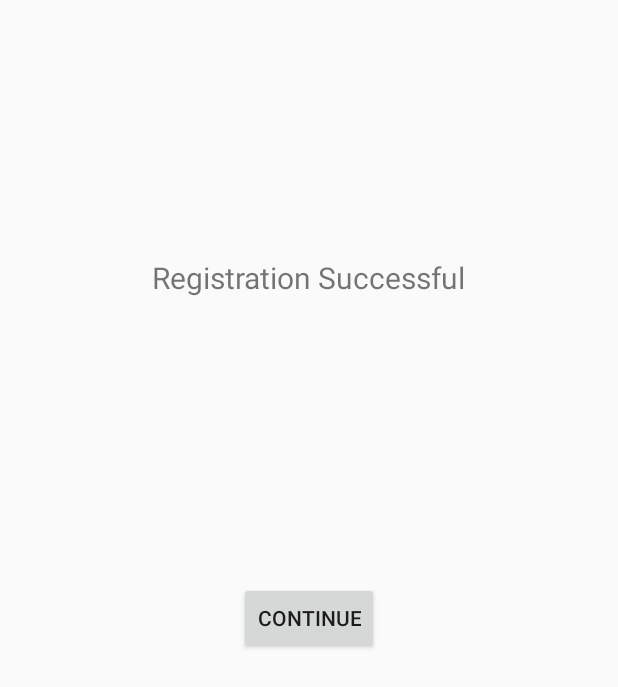
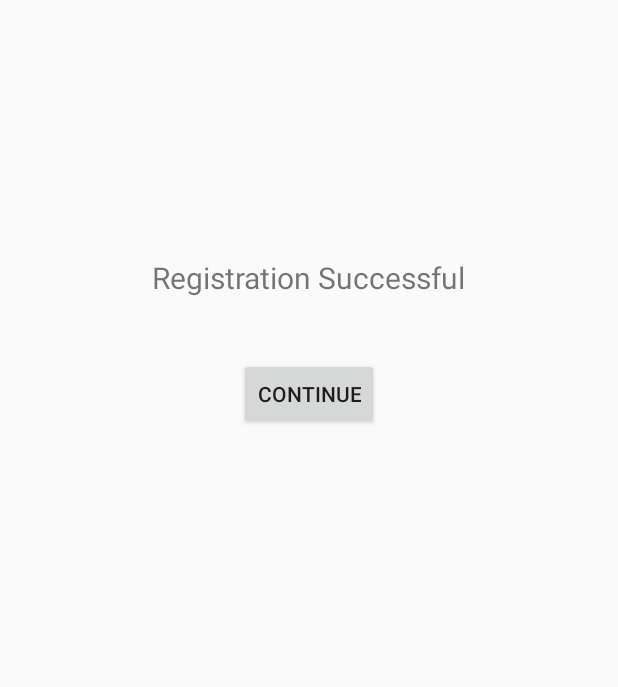
Before and after one commit to eirikst/master-frontend, an Android app: the WelcomeActivity screen opened directly, with no data from a screen before it, on a phone screen of 412 x 824 dp. Shown: the top 687 px of the screen. Run offline under Robolectric (Android 15) with nearby library versions, the phone set to English and light mode, and no system bars; our stand-ins replace ButterKnife.

Commit message:
Added welcome page and updated navigation

```diff
--- a/app/src/main/AndroidManifest.xml
+++ b/app/src/main/AndroidManifest.xml
@@ -28,7 +28,7 @@
         <activity android:name=".event.EventActivity">
         </activity>
         <activity android:name=".auth.register.RegisterActivity" />
-        <activity android:name=".auth.register.WelcomeActivity"></activity>
+        <activity android:name=".auth.register.welcome.WelcomeActivity"></activity>
     </application>
 
 </manifest>
--- a/app/src/main/java/com/andreasogeirik/master_frontend/auth/login/LoginActivity.java
+++ b/app/src/main/java/com/andreasogeirik/master_frontend/auth/login/LoginActivity.java
@@ -56,10 +56,9 @@ public class LoginActivity extends AppCompatActivity implements LoginView {
     @Override
     public void navigateToEventActivity(String cookie) {
         SessionManager.saveCookie(this, cookie);
-        Intent intent = new Intent(LoginActivity.this, EventActivity.class);
+        Intent intent = new Intent(this, EventActivity.class);
         intent.setFlags(Intent.FLAG_ACTIVITY_NEW_TASK | Intent.FLAG_ACTIVITY_CLEAR_TASK);
         startActivity(intent);
-        finish();
     }
 
     @Override
--- a/app/src/main/java/com/andreasogeirik/master_frontend/auth/login/LoginTask.java
+++ b/app/src/main/java/com/andreasogeirik/master_frontend/auth/login/LoginTask.java
@@ -55,6 +55,7 @@ public class LoginTask extends AsyncTask<Void, Void, ResponseEntity<String>> {
     }
 
     protected void onPostExecute(ResponseEntity<String> loginResponse) {
+        System.out.println(loginResponse);
         if (loginResponse == null) {
             this.listener.onLoginError("Could not connect to the server, check connection");
         } else {
--- a/app/src/main/java/com/andreasogeirik/master_frontend/auth/register/RegisterActivity.java
+++ b/app/src/main/java/com/andreasogeirik/master_frontend/auth/register/RegisterActivity.java
@@ -10,6 +10,7 @@ import android.widget.TextView;
 
 import com.andreasogeirik.master_frontend.R;
 import com.andreasogeirik.master_frontend.auth.register.interfaces.RegisterView;
+import com.andreasogeirik.master_frontend.auth.register.welcome.WelcomeActivity;
 import com.andreasogeirik.master_frontend.util.ProgressBarManager;
 
 import butterknife.Bind;
@@ -71,14 +72,15 @@ public class RegisterActivity extends AppCompatActivity implements RegisterView
         Intent i = new Intent(this, WelcomeActivity.class);
         i.putExtra("email", email);
         i.putExtra("password", password);
+        i.setFlags(Intent.FLAG_ACTIVITY_NEW_TASK | Intent.FLAG_ACTIVITY_CLEAR_TASK);
         startActivity(i);
-        finish();
     }
 
     @Override
     public void registrationFailed(String error) {
         mErrorMessage.setText(error);
         mErrorMessage.setVisibility(View.VISIBLE);
+        mErrorMessage.requestFocus();
     }
 
     @Override
--- a/app/src/main/java/com/andreasogeirik/master_frontend/auth/register/RegisterTask.java
+++ b/app/src/main/java/com/andreasogeirik/master_frontend/auth/register/RegisterTask.java
@@ -80,6 +80,7 @@ public class RegisterTask extends AsyncTask<Void, Void, ResponseEntity<String>>
         }
         // TODO: Hente email of passord fra server
         if (responseEntity.getStatusCode().is2xxSuccessful()){
+            System.out.println(responseEntity);
             this.listener.onRegisterSuccess(email, password);
             return;
         }
--- a/app/src/main/java/com/andreasogeirik/master_frontend/auth/register/interfaces/WelcomeView.java
+++ b/app/src/main/java/com/andreasogeirik/master_frontend/auth/register/interfaces/WelcomeView.java
@@ -6,4 +6,6 @@ package com.andreasogeirik.master_frontend.auth.register.interfaces;
 public interface WelcomeView {
     void navigateToEventActivity(String cookie);
     void loginFailed(String errorMessage);
+    void showProgress();
+    void hideProgress();
 }
--- a/app/src/main/java/com/andreasogeirik/master_frontend/auth/register/WelcomeActivity.java
+++ b/app/src/main/java/com/andreasogeirik/master_frontend/auth/register/welcome/WelcomeActivity.java
@@ -1,13 +1,16 @@
-package com.andreasogeirik.master_frontend.auth.register;
+package com.andreasogeirik.master_frontend.auth.register.welcome;
 
 import android.content.Intent;
 import android.support.v7.app.AppCompatActivity;
 import android.os.Bundle;
+import android.view.View;
 import android.widget.Button;
 
+import com.andreasogeirik.master_frontend.MainActivity;
 import com.andreasogeirik.master_frontend.R;
 import com.andreasogeirik.master_frontend.auth.register.interfaces.WelcomeView;
 import com.andreasogeirik.master_frontend.event.EventActivity;
+import com.andreasogeirik.master_frontend.util.ProgressBarManager;
 import com.andreasogeirik.master_frontend.util.SessionManager;
 
 import butterknife.Bind;
@@ -18,8 +21,13 @@ public class WelcomeActivity extends AppCompatActivity implements WelcomeView {
 
     @Bind(R.id.welcome_continue)
     Button continueButton;
+    @Bind(R.id.welcome_form)
+    View mWelcomeFormView;
+    @Bind(R.id.welcome_progress)
+    View mProgressView;
 
     WelcomePresenterImpl presenter;
+    ProgressBarManager progressBarManager;
 
     @Override
     protected void onCreate(Bundle savedInstanceState) {
@@ -27,10 +35,11 @@ public class WelcomeActivity extends AppCompatActivity implements WelcomeView {
         setContentView(R.layout.activity_welcome);
         ButterKnife.bind(this);
         presenter = new WelcomePresenterImpl(this);
+        this.progressBarManager = new ProgressBarManager(this, mWelcomeFormView, mProgressView);
     }
 
     @OnClick(R.id.welcome_continue)
-    public void submit(){
+    public void submit() {
         Intent intent = getIntent();
         String email = intent.getExtras().getString("email");
         String password = intent.getExtras().getString("password");
@@ -40,22 +49,26 @@ public class WelcomeActivity extends AppCompatActivity implements WelcomeView {
 
     @Override
     public void navigateToEventActivity(String cookie) {
-
-//        showProgress(false);
-        // No cookie in header
-        if (cookie == null) {
-            return;
-        }
-
         SessionManager.saveCookie(this, cookie);
-        Intent intent = new Intent(WelcomeActivity.this, EventActivity.class);
-        intent.setFlags(Intent.FLAG_ACTIVITY_NEW_TASK | Intent.FLAG_ACTIVITY_CLEAR_TASK);
-        startActivity(intent);
-        finish();
+        Intent i = new Intent(this, EventActivity.class);
+        i.setFlags(Intent.FLAG_ACTIVITY_NEW_TASK | Intent.FLAG_ACTIVITY_CLEAR_TASK);
+        startActivity(i);
     }
 
     @Override
     public void loginFailed(String errorMessage) {
+        Intent i = new Intent(this, MainActivity.class);
+        i.setFlags(Intent.FLAG_ACTIVITY_NEW_TASK | Intent.FLAG_ACTIVITY_CLEAR_TASK);
+        startActivity(i);
+    }
 
+    @Override
+    public void showProgress() {
+        this.progressBarManager.showProgress(true);
+    }
+
+    @Override
+    public void hideProgress() {
+        this.progressBarManager.showProgress(false);
     }
 }
--- a/app/src/main/java/com/andreasogeirik/master_frontend/event/EventActivity.java
+++ b/app/src/main/java/com/andreasogeirik/master_frontend/event/EventActivity.java
@@ -43,8 +43,8 @@ public class EventActivity extends AppCompatActivity implements CustomSwipeRefre
         String cookie = SessionManager.getCookie(this);
         if (cookie == null){
             Intent i = new Intent(this, LoginActivity.class);
+            i.setFlags(Intent.FLAG_ACTIVITY_NEW_TASK | Intent.FLAG_ACTIVITY_CLEAR_TASK);
             startActivity(i);
-            finish();
         }
 
         super.onCreate(savedInstanceState);
--- a/app/src/main/res/layout/activity_welcome.xml
+++ b/app/src/main/res/layout/activity_welcome.xml
@@ -7,23 +7,47 @@
     android:paddingLeft="@dimen/activity_horizontal_margin"
     android:paddingRight="@dimen/activity_horizontal_margin"
     android:paddingTop="@dimen/activity_vertical_margin"
-    tools:context="com.andreasogeirik.master_frontend.auth.register.WelcomeActivity">
+    tools:context=".auth.register.welcome.WelcomeActivity">
+
+    <ProgressBar
+        android:id="@+id/welcome_progress"
+        style="?android:attr/progressBarStyleLarge"
+        android:layout_width="wrap_content"
+        android:layout_height="wrap_content"
+        android:layout_centerHorizontal="true"
+        android:paddingTop="120dp"
+        android:visibility="gone" />
+
+    <ScrollView
+        android:id="@+id/welcome_form"
+        android:layout_width="match_parent"
+        android:layout_height="match_parent">
+
+        <LinearLayout
+            android:layout_width="match_parent"
+            android:layout_height="wrap_content"
+            android:orientation="vertical">
 
             <TextView
+                android:id="@+id/textView"
                 android:layout_width="wrap_content"
                 android:layout_height="wrap_content"
+                android:layout_alignParentTop="true"
+                android:layout_centerHorizontal="true"
+                android:layout_marginTop="155dp"
                 android:text="Registration Successful"
                 android:textSize="20dp"
-        android:id="@+id/textView"
-        android:layout_alignParentTop="true"
-        android:layout_centerHorizontal="true"
-        android:layout_marginTop="155dp" />
+                android:layout_gravity="center"/>
 
             <Button
+                android:id="@+id/welcome_continue"
                 android:layout_width="wrap_content"
                 android:layout_height="wrap_content"
+                android:layout_centerHorizontal="true"
+                android:layout_centerVertical="true"
                 android:text="Continue"
-        android:id="@+id/welcome_continue"
-        android:layout_centerVertical="true"
-        android:layout_centerHorizontal="true" />
+                android:layout_gravity="center"
+                android:layout_marginTop="40dp"/>
+        </LinearLayout>
+    </ScrollView>
 </RelativeLayout>
```
Also changed, not shown: app/src/main/java/com/andreasogeirik/master_frontend/MainActivity.java (+2 -6 lines), app/src/main/java/com/andreasogeirik/master_frontend/auth/register/welcome/WelcomePresenterImpl.java (renamed from app/src/main/java/com/andreasogeirik/master_frontend/auth/register/WelcomePresenterImpl.java, +4 -3 lines), app/src/main/java/com/andreasogeirik/master_frontend/util/SessionManager.java (+7 -5 lines). Lines whose indentation alone changed are shown as unchanged.
